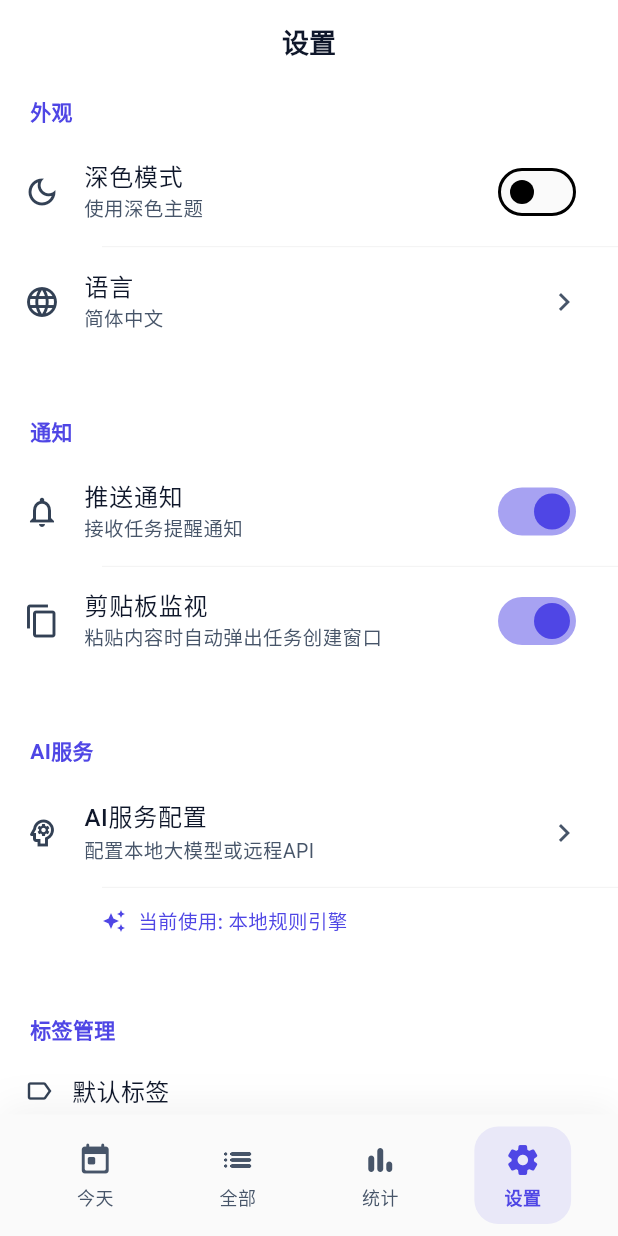
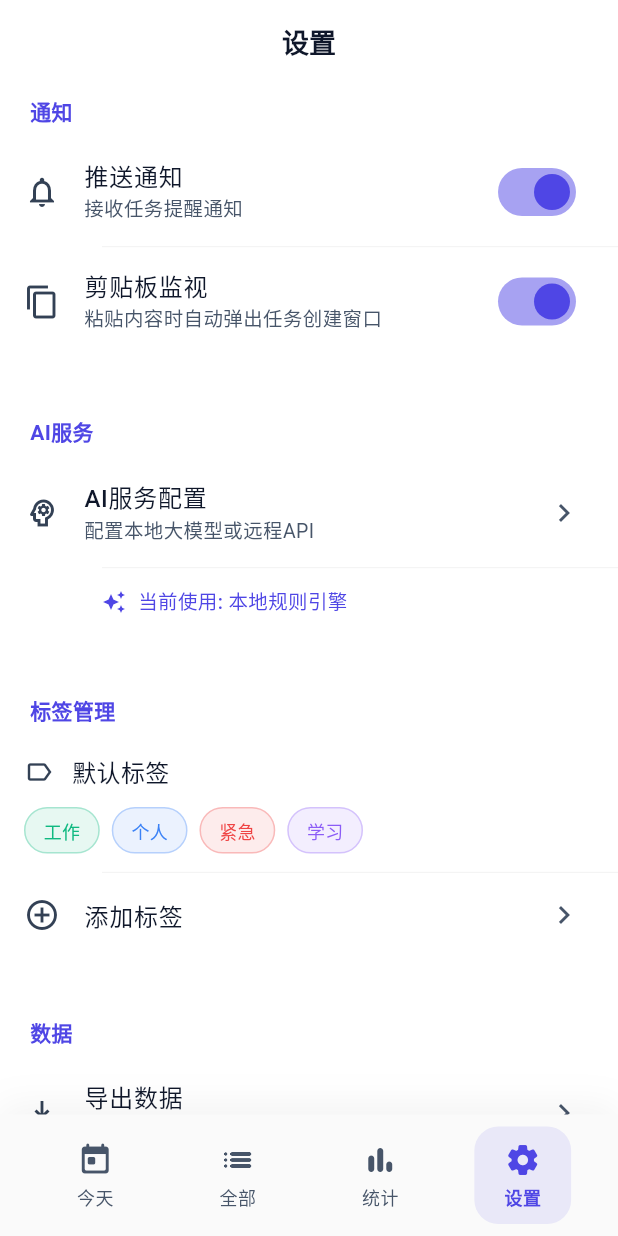
Before and after one commit to hyok2000-stack/smart_task_assistant, a Flutter app: the screen it shows after launch, item 4 of the bottom bar chosen, on a phone screen of 412 x 824 dp. Run offline on Flutter 3.47's test engine with Material 3 defaults, Android fonts, the light colour scheme and no system bars; our stand-ins replace audioplayers, dio, file_picker, geocoding, geolocator, package_info_plus and 4 more; missing offline and left inert: dart:html, dart:js; accounts and stored records are empty; network calls fail.

Commit message:
优化：隐藏设置页面外观栏目
修改内容：
1. 移除设置页面的外观栏目（深色模式、语言设置）
2. 精简设置页面布局
3. 通知等其他栏目上移，更紧凑的显示

优化效果：
- 设置页面更简洁
- 减少不必要的选项
- 突出核心功能设置

版本号：v1.2.6


Former-commit-id: f1711828ce2ec461ccb99ced8f67993a55c05fa3

```diff
--- a/CLAUDE2/smart_task_assistant/lib/screens/settings_screen.dart
+++ b/CLAUDE2/smart_task_assistant/lib/screens/settings_screen.dart
@@ -82,9 +82,6 @@ class _SettingsScreenState extends State<SettingsScreen> {
       ),
       body: ListView(
         children: [
-          _buildSectionHeader('外观'),
-          _buildAppearanceSettings(context),
-          const SizedBox(height: 32),
           _buildSectionHeader('通知'),
           _buildNotificationSettings(context),
           const SizedBox(height: 32),
```
